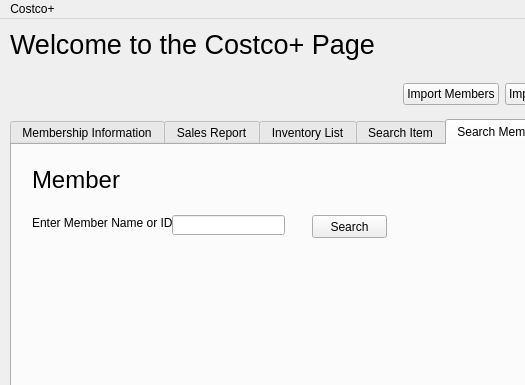
Old version of the form dashboard.ui in the repository danielmulvad/CS1C-Project-2; both pictures show x 0 to 525 and y 0 to 385 of the 819 by 627 pixel window.
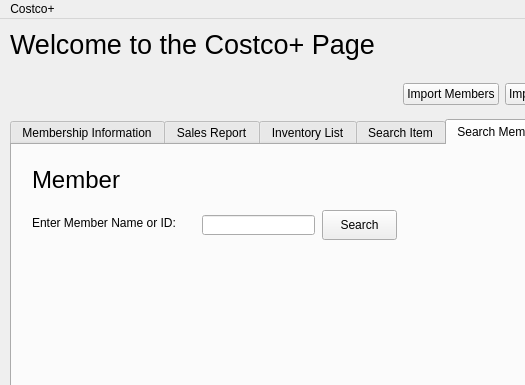
New version of the form. The open tabs and pages were chosen to show the change.

```diff
--- a/dashboard.ui
+++ b/dashboard.ui
@@ -487,7 +487,7 @@
             <rect>
              <x>20</x>
              <y>70</y>
-             <width>191</width>
+             <width>161</width>
              <height>16</height>
             </rect>
            </property>
@@ -498,7 +498,7 @@
           <widget class="QLineEdit" name="member">
            <property name="geometry">
             <rect>
-             <x>160</x>
+             <x>190</x>
              <y>70</y>
              <width>113</width>
              <height>20</height>
@@ -508,10 +508,10 @@
           <widget class="QPushButton" name="search">
            <property name="geometry">
             <rect>
-             <x>300</x>
-             <y>70</y>
+             <x>310</x>
+             <y>65</y>
              <width>75</width>
-             <height>23</height>
+             <height>30</height>
             </rect>
            </property>
            <property name="text">
```
Left out of the diff: 12 changed lines with no effect on the pictures.
